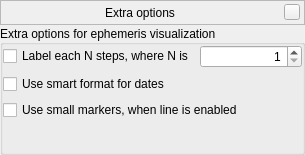
This is src/gui/astroCalcExtraEphemerisDialog.ui in 519984307/stellarium_src as Qt 5 draws it before an edit. The edited form follows.
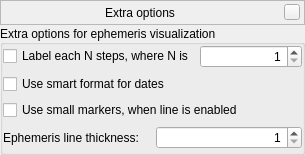
This is the edited form. Custom widgets are drawn as their Qt base class.

Commit message: Added tool for adjustable line thickness for ephemeris lines (issue #1087)

Diff of the .ui file:
```diff
--- a/src/gui/astroCalcExtraEphemerisDialog.ui
+++ b/src/gui/astroCalcExtraEphemerisDialog.ui
@@ -180,6 +180,30 @@
         </property>
        </widget>
       </item>
+      <item>
+       <layout class="QHBoxLayout" name="horizontalLayout_2">
+        <item>
+         <widget class="QLabel" name="label">
+          <property name="text">
+           <string>Ephemeris line thickness:</string>
+          </property>
+         </widget>
+        </item>
+        <item>
+         <widget class="QSpinBox" name="lineThicknessSpinBox">
+          <property name="alignment">
+           <set>Qt::AlignRight|Qt::AlignTrailing|Qt::AlignVCenter</set>
+          </property>
+          <property name="minimum">
+           <number>1</number>
+          </property>
+          <property name="maximum">
+           <number>5</number>
+          </property>
+         </widget>
+        </item>
+       </layout>
+      </item>
       <item>
        <spacer name="verticalSpacer">
         <property name="orientation">
```
The commit also changes 3 other files.
